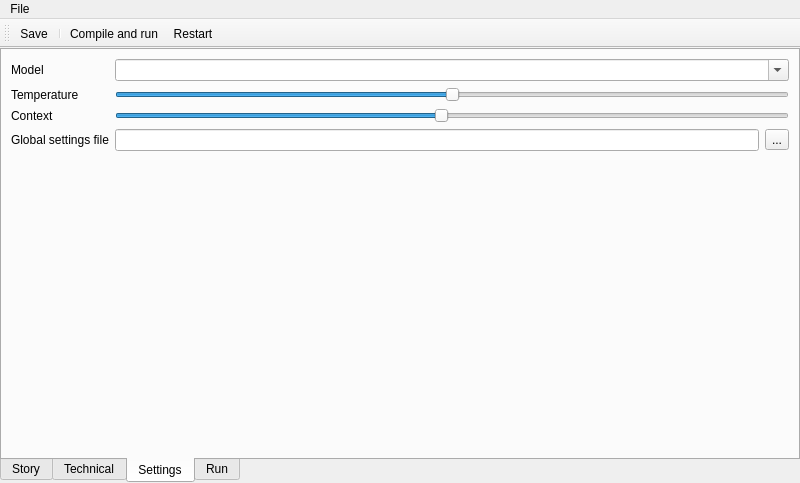
The window that llama_stories.ui (almien1/OllamaStories) describes before a commit, drawn with Qt 5.
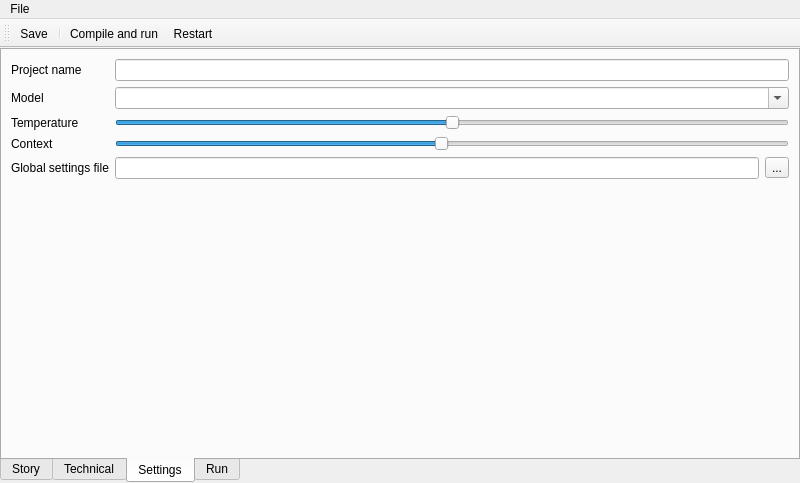
The same window after the commit. The open tabs and pages were chosen to show the change. Icons and pictures are not drawn.

Commit message: project name

Patch:
```diff
--- a/llama_stories.ui
+++ b/llama_stories.ui
@@ -115,21 +115,21 @@
        <layout class="QVBoxLayout" name="verticalLayout_5">
         <item>
          <layout class="QGridLayout" name="gridLayout">
-          <item row="0" column="0">
+          <item row="1" column="0">
            <widget class="QLabel" name="lblModel">
             <property name="text">
              <string>Model</string>
             </property>
            </widget>
           </item>
-          <item row="1" column="0">
+          <item row="2" column="0">
            <widget class="QLabel" name="lblTemperature">
             <property name="text">
              <string>Temperature</string>
             </property>
            </widget>
           </item>
-          <item row="2" column="0">
+          <item row="3" column="0">
            <widget class="QLabel" name="lblContext">
             <property name="text">
              <string>Context</string>
@@ -143,28 +143,7 @@
             </property>
            </widget>
           </item>
-          <item row="4" column="1">
-           <layout class="QHBoxLayout" name="horizontalLayout_2">
-            <item>
-             <widget class="QLineEdit" name="txtGlobalFile"/>
-            </item>
-            <item>
-             <widget class="QToolButton" name="btnSetttingsFile">
-              <property name="text">
-               <string>...</string>
-              </property>
-             </widget>
-            </item>
-           </layout>
-          </item>
-          <item row="0" column="1">
-           <widget class="QComboBox" name="cmbModel">
-            <property name="editable">
-             <bool>true</bool>
-            </property>
-           </widget>
-          </item>
-          <item row="2" column="1">
+          <item row="3" column="1">
            <widget class="QSlider" name="slideContext">
             <property name="minimum">
              <number>1024</number>
@@ -189,7 +168,21 @@
             </property>
            </widget>
           </item>
-          <item row="1" column="1">
+          <item row="4" column="1">
+           <layout class="QHBoxLayout" name="horizontalLayout_2">
+            <item>
+             <widget class="QLineEdit" name="txtGlobalFile"/>
+            </item>
+            <item>
+             <widget class="QToolButton" name="btnSetttingsFile">
+              <property name="text">
+               <string>...</string>
+              </property>
+             </widget>
+            </item>
+           </layout>
+          </item>
+          <item row="2" column="1">
            <widget class="QSlider" name="slideTemp">
             <property name="maximum">
              <number>100</number>
@@ -202,6 +195,23 @@
             </property>
            </widget>
           </item>
+          <item row="0" column="1">
+           <widget class="QLineEdit" name="txtProjectName"/>
+          </item>
+          <item row="1" column="1">
+           <widget class="QComboBox" name="cmbModel">
+            <property name="editable">
+             <bool>true</bool>
+            </property>
+           </widget>
+          </item>
+          <item row="0" column="0">
+           <widget class="QLabel" name="label">
+            <property name="text">
+             <string>Project name</string>
+            </property>
+           </widget>
+          </item>
          </layout>
         </item>
         <item>
@@ -212,7 +222,7 @@
           <property name="sizeHint" stdset="0">
            <size>
             <width>20</width>
-            <height>264</height>
+            <height>236</height>
            </size>
           </property>
          </spacer>
```
The commit also changes 4 other files.
